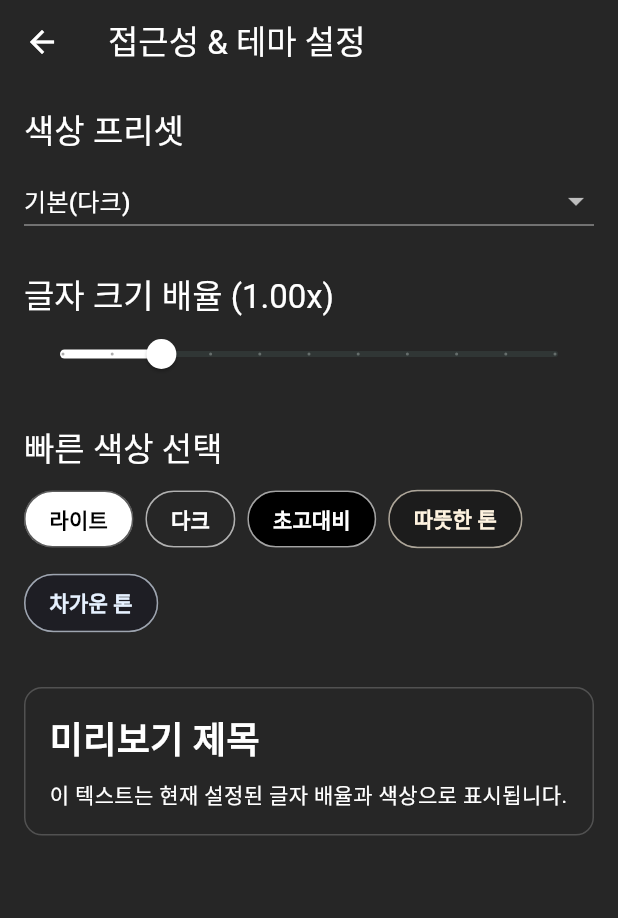
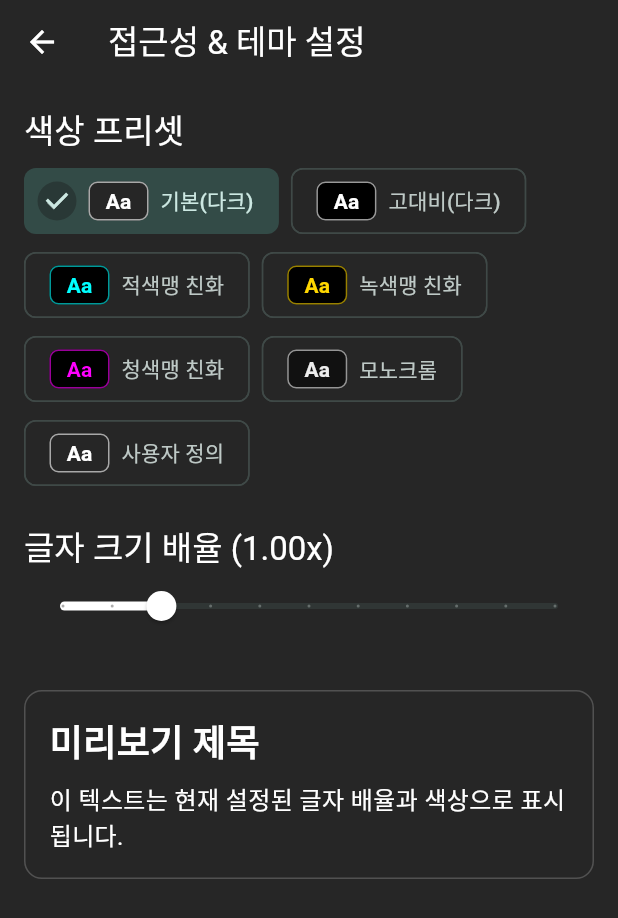
Before and after one commit to Hear-Stock/hearstock-frontend, a Flutter app: the SettingsPage screen opened directly with empty values, on a phone screen of 412 x 824 dp. Shown: the top 918 px of the screen. Run offline on Flutter 3.47's test engine with Material 3 defaults, Android fonts, the phone set to English and light mode, and no system bars; our stand-ins replace flutter_dotenv, flutter_tts, shared_preferences, speech_to_text; missing offline and left inert: flutter_soloud; accounts and stored records are empty; Roboto replaces fonts that are missing (Pretendard).

Commit message:
Style: Settings page 디자인 변경

```diff
--- a/hear_stock/lib/main.dart
+++ b/hear_stock/lib/main.dart
@@ -4,7 +4,7 @@ import 'package:flutter_dotenv/flutter_dotenv.dart';
 // 페이지 임포트 (랜딩, 홈)
 import 'landing_page.dart';
 import 'home_page.dart';
-import 'settings_page.dart';
+import 'pages/settings/settings_page.dart';
 import 'app_settings.dart';
 
 // 페이지 임포트
--- a/hear_stock/lib/pages/settings/settings_page.dart
+++ b/hear_stock/lib/pages/settings/settings_page.dart
@@ -7,12 +7,12 @@ class SettingsPage extends StatelessWidget {
 
   @override
   Widget build(BuildContext context) {
-    final presets = {
+    final labels = <CvdPreset, String>{
       CvdPreset.defaultDark: '기본(다크)',
       CvdPreset.highContrastDark: '고대비(다크)',
-      CvdPreset.protanopiaFriendly: 'Protanopia 친화',
-      CvdPreset.deuteranopiaFriendly: 'Deuteranopia 친화',
-      CvdPreset.tritanopiaFriendly: 'Tritanopia 친화',
+      CvdPreset.protanopiaFriendly: '적색맹 친화',
+      CvdPreset.deuteranopiaFriendly: '녹색맹 친화',
+      CvdPreset.tritanopiaFriendly: '청색맹 친화',
       CvdPreset.monochrome: '모노크롬',
       CvdPreset.custom: '사용자 정의',
     };
@@ -22,23 +22,37 @@ class SettingsPage extends StatelessWidget {
       body: ListView(
         padding: const EdgeInsets.all(16),
         children: [
-          // 프리셋
+          // ===== 색상 프리셋 (칩 버튼) =====
           Text('색상 프리셋', style: Theme.of(context).textTheme.titleLarge),
           const SizedBox(height: 8),
-          DropdownButton<CvdPreset>(
-            value: settings.preset,
-            isExpanded: true,
-            onChanged: (v) {
-              if (v != null) settings.setPreset(v);
-            },
-            items:
-                presets.entries.map((e) {
-                  return DropdownMenuItem(value: e.key, child: Text(e.value));
+          Wrap(
+            spacing: 8,
+            runSpacing: 8,
+            children:
+                CvdPreset.values.map((preset) {
+                  // custom은 사용자 직접 색을 고를 때 쓰이므로, 목록에는 유지(원하면 빼도 됨)
+                  final selected = settings.preset == preset;
+                  final swatch = _presetSwatch(preset);
+                  return ChoiceChip(
+                    label: Row(
+                      mainAxisSize: MainAxisSize.min,
+                      children: [
+                        _SwatchBox(bg: swatch.bg, fg: swatch.fg),
+                        const SizedBox(width: 8),
+                        Text(labels[preset] ?? preset.name),
+                      ],
+                    ),
+                    selected: selected,
+                    onSelected: (_) => settings.setPreset(preset),
+                    // 접근성: 선택 상태를 명확히
+                    avatar: selected ? const Icon(Icons.check, size: 18) : null,
+                  );
                 }).toList(),
           ),
+
           const SizedBox(height: 24),
 
-          // 글자 배율
+          // ===== 글자 배율 =====
           Text(
             '글자 크기 배율 (${settings.fontScale.toStringAsFixed(2)}x)',
             style: Theme.of(context).textTheme.titleLarge,
@@ -51,35 +65,10 @@ class SettingsPage extends StatelessWidget {
             label: '${settings.fontScale.toStringAsFixed(2)}x',
             onChanged: settings.setFontScale,
           ),
-          const SizedBox(height: 24),
 
-          // 커스텀 색 빠르게 선택 (프리셋=custom으로 전환)
-          Text('빠른 색상 선택', style: Theme.of(context).textTheme.titleLarge),
-          const SizedBox(height: 8),
-          Wrap(
-            spacing: 8,
-            runSpacing: 8,
-            children: [
-              _colorChip(context, '라이트', Colors.white, Colors.black),
-              _colorChip(context, '다크', const Color(0xFF262626), Colors.white),
-              _colorChip(context, '초고대비', Colors.black, Colors.white),
-              _colorChip(
-                context,
-                '따뜻한 톤',
-                const Color(0xFF1C1C1C),
-                const Color(0xFFFFF3E0),
-              ),
-              _colorChip(
-                context,
-                '차가운 톤',
-                const Color(0xFF1E1E24),
-                const Color(0xFFE6F1FF),
-              ),
-            ],
-          ),
           const SizedBox(height: 32),
 
-          // 미리보기
+          // ===== 미리보기 =====
           Container(
             padding: const EdgeInsets.all(16),
             decoration: BoxDecoration(
@@ -97,7 +86,10 @@ class SettingsPage extends StatelessWidget {
                   style: TextStyle(fontSize: 24, fontWeight: FontWeight.bold),
                 ),
                 SizedBox(height: 8),
-                Text('이 텍스트는 현재 설정된 글자 배율과 색상으로 표시됩니다.'),
+                Text(
+                  '이 텍스트는 현재 설정된 글자 배율과 색상으로 표시됩니다.',
+                  style: TextStyle(fontSize: 16, fontWeight: FontWeight.normal),
+                ),
               ],
             ),
           ),
@@ -106,13 +98,54 @@ class SettingsPage extends StatelessWidget {
     );
   }
 
-  Widget _colorChip(BuildContext context, String label, Color bg, Color font) {
-    return ActionChip(
-      label: Text(label),
-      onPressed: () => settings.setCustomColors(bg, font),
-      backgroundColor: bg,
-      labelStyle: TextStyle(color: font, fontWeight: FontWeight.w700),
-      shape: StadiumBorder(side: BorderSide(color: font.withOpacity(0.4))),
+  // 프리셋 미리보기용 색상(설정과 동일하게 맞춤)
+  _PresetColors _presetSwatch(CvdPreset p) {
+    switch (p) {
+      case CvdPreset.defaultDark:
+        return const _PresetColors(Color(0xFF262626), Color(0xFFFFFFFF));
+      case CvdPreset.highContrastDark:
+        return const _PresetColors(Color(0xFF000000), Color(0xFFFFFFFF));
+      case CvdPreset.protanopiaFriendly:
+        return const _PresetColors(Color(0xFF000000), Color(0xFF00FFFF));
+      case CvdPreset.deuteranopiaFriendly:
+        return const _PresetColors(Color(0xFF000000), Color(0xFFFFD700));
+      case CvdPreset.tritanopiaFriendly:
+        return const _PresetColors(Color(0xFF000000), Color(0xFFFF00FF));
+      case CvdPreset.monochrome:
+        return const _PresetColors(Color(0xFF111111), Color(0xFFEDEDED));
+      case CvdPreset.custom:
+        // 현재 사용자 정의값 그대로 보여주고 싶으면 settings에서 가져와도 됨
+        return _PresetColors(settings.backgroundColor, settings.fontColor);
+    }
+  }
+}
+
+class _SwatchBox extends StatelessWidget {
+  final Color bg;
+  final Color fg;
+  const _SwatchBox({super.key, required this.bg, required this.fg});
+
+  @override
+  Widget build(BuildContext context) {
+    return Container(
+      width: 40,
+      height: 26,
+      decoration: BoxDecoration(
+        color: bg,
+        borderRadius: BorderRadius.circular(6),
+        border: Border.all(color: fg.withOpacity(0.6), width: 1),
+      ),
+      alignment: Alignment.center,
+      child: Text(
+        'Aa',
+        style: TextStyle(color: fg, fontWeight: FontWeight.w700, fontSize: 14),
+      ),
     );
   }
 }
+
+class _PresetColors {
+  final Color bg;
+  final Color fg;
+  const _PresetColors(this.bg, this.fg);
+}
```
